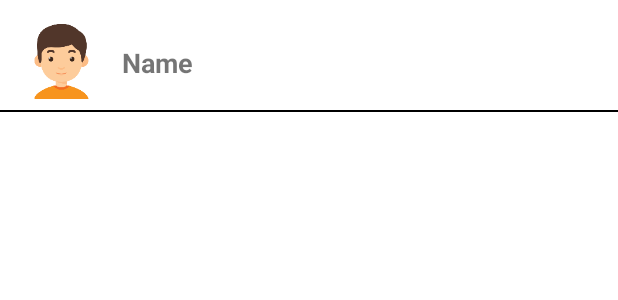
After one commit to Hansaanuradha93/mLender, an Android app: the layout customer_row.xml on its own in the app's theme, with its tools: preview values and no code run, on a phone screen of 412 x 824 dp. The commit adds this screen. Shown: the top 300 px of the screen. Run offline under Robolectric (Android 15) with nearby library versions, the phone set to English and light mode, and no system bars.

Commit message:
Customer list created

```diff
--- a/app/build.gradle
+++ b/app/build.gradle
@@ -8,7 +8,7 @@ android {
     compileSdkVersion 28
     defaultConfig {
         applicationId "com.example.hansaanuradha.mlender"
-        minSdkVersion 15
+        minSdkVersion 16
         targetSdkVersion 28
         versionCode 1
         versionName "1.0"
@@ -29,6 +29,7 @@ dependencies {
     implementation 'com.android.support:appcompat-v7:28.0.0-rc02'
     implementation 'com.android.support.constraint:constraint-layout:1.1.3'
     implementation 'com.google.firebase:firebase-auth:16.0.3'
+    implementation 'com.firebaseui:firebase-ui-firestore:4.2.0'
     implementation 'com.google.firebase:firebase-firestore:17.1.0'
     testImplementation 'junit:junit:4.12'
     androidTestImplementation 'com.android.support.test:runner:1.0.2'
--- a/app/src/main/java/com/example/hansaanuradha/mlender/Model.kt
+++ b/app/src/main/java/com/example/hansaanuradha/mlender/Model.kt
@@ -2,8 +2,10 @@ package com.example.hansaanuradha.mlender
 
 import java.util.*
 
-class Customer(val fName : String, val lName: String, val addressNo: String, val street : String, val city : String,
-               val state : String, val contactNumber : String)
+class Customer(val fname : String, val lname: String, val addressNo: String, val street : String, val city : String,
+               val state : String, val contactNumber : String){
+    constructor() : this("", "", "", "", "", "", "")
+}
 
 class Transaction(val from  : String, val startDate : Date, val initialAmount : Double, val endDate : Date,
                   val interestRate : Double, val onlyInterest : Boolean, val completed : Boolean, val remainingAmount : Double,
--- /dev/null
+++ b/app/src/main/res/layout/customer_row.xml
@@ -0,0 +1,39 @@
+<?xml version="1.0" encoding="utf-8"?>
+<RelativeLayout xmlns:android="http://schemas.android.com/apk/res/android"
+    xmlns:app="http://schemas.android.com/apk/res-auto"
+    xmlns:tools="http://schemas.android.com/tools"
+    android:layout_width="match_parent"
+    android:layout_height="wrap_content">
+
+    <ImageView
+        android:id="@+id/imageView"
+        android:layout_width="50dp"
+        android:layout_height="50dp"
+        android:layout_alignParentTop="true"
+        android:layout_margin="16dp"
+        app:srcCompat="@mipmap/boy" />
+
+    <TextView
+        android:id="@+id/customerNameTextView"
+        android:layout_width="wrap_content"
+        android:layout_height="wrap_content"
+        android:layout_alignParentStart="true"
+        android:layout_alignParentTop="true"
+        android:layout_marginStart="81dp"
+        android:layout_marginTop="29dp"
+        android:text="Name"
+        android:textSize="18sp"
+        android:textStyle="bold" />
+
+    <View
+        android:layout_width="match_parent"
+        android:layout_height="1dp"
+        android:layout_alignParentTop="true"
+        android:layout_marginTop="73dp"
+        android:background="@color/common_google_signin_btn_text_dark_focused"
+        android:textStyle="bold"
+        android:visibility="visible"
+        android:layout_marginBottom="0dp"/>
+
+
+</RelativeLayout>
```
Also changed, not shown: app/src/main/java/com/example/hansaanuradha/mlender/CustomerActivity.kt (+31 -0 lines), app/src/main/java/com/example/hansaanuradha/mlender/CustomerAdapter.kt (added, +24 -0 lines), app/src/main/res/layout/activity_customer.xml (+23 -2 lines), app/src/main/res/mipmap-xxhdpi/boy.png (added), 2 other files.
